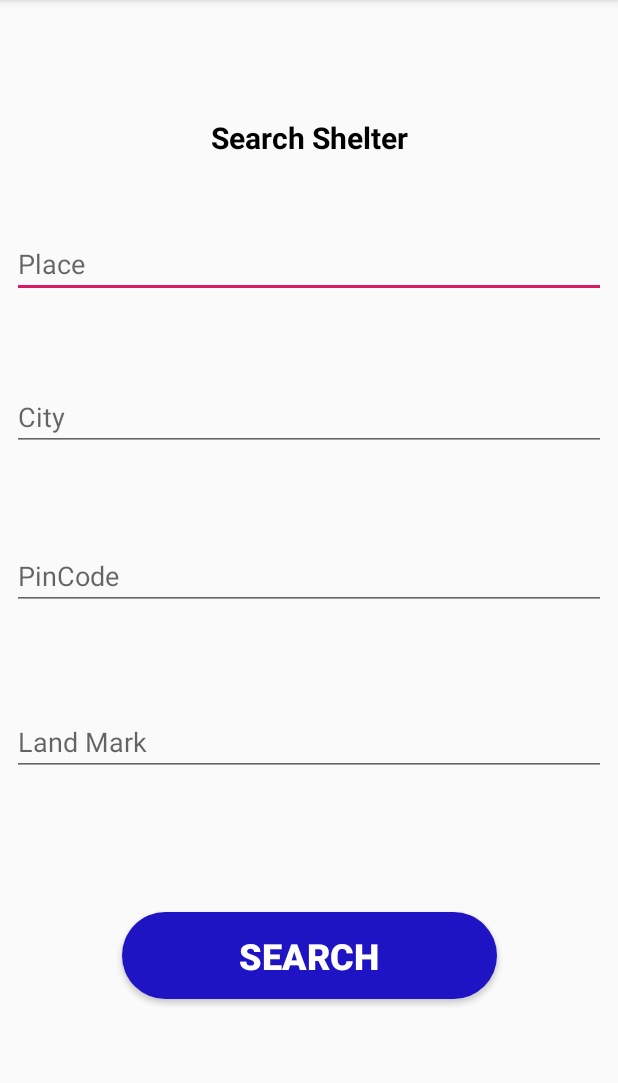
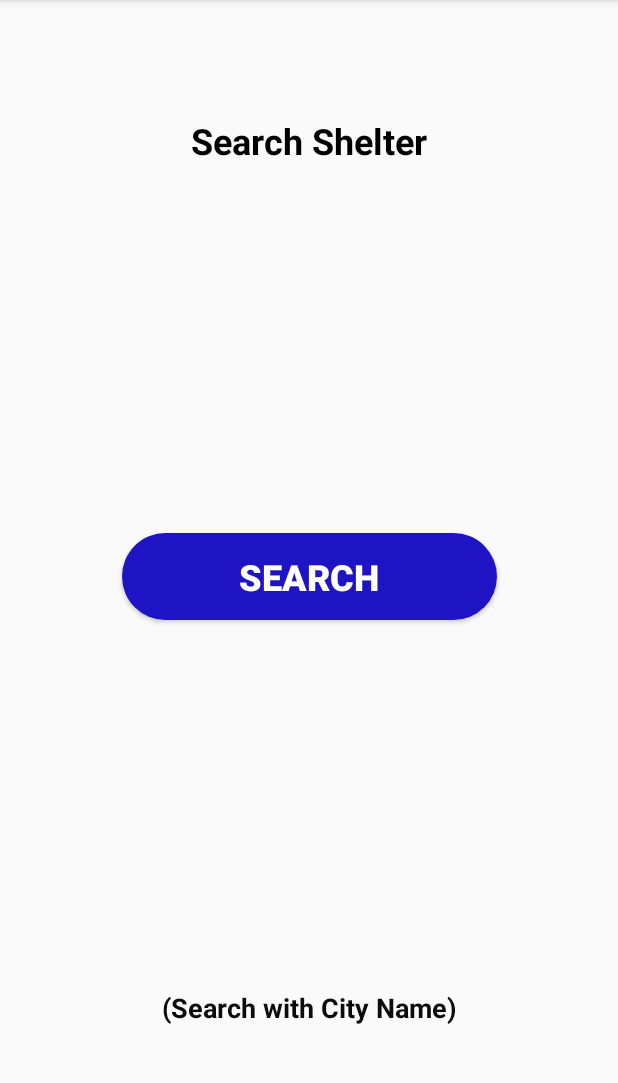
Before and after one commit to vinodbadgujar/GetShelter, an Android app: the CustomerPage screen opened directly, with no data from a screen before it, on a phone screen of 412 x 824 dp, the part 84-1167 px from its top. Run offline under Robolectric (Android 15) with nearby library versions, the phone set to English and light mode, and no system bars; Roboto replaces fonts that are not available here.

Commit message:
second last commit

```diff
--- a/app/build.gradle
+++ b/app/build.gradle
@@ -22,11 +22,10 @@ android {
 dependencies {
     implementation fileTree(dir: 'libs', include: ['*.jar'])
     implementation 'com.android.support.constraint:constraint-layout:1.1.3'
-    implementation 'com.google.firebase:firebase-database:19.1.0'
-    implementation 'com.google.firebase:firebase-auth:19.1.0'
+    implementation 'com.google.firebase:firebase-database:16.0.4'
+    implementation 'com.google.firebase:firebase-auth:16.0.5'
     testImplementation 'junit:junit:4.12'
     androidTestImplementation 'com.android.support.test.espresso:espresso-core:3.0.2'
-    implementation 'com.google.firebase:firebase-storage:19.1.0'
     implementation 'com.android.support:appcompat-v7:28.0.0'
     implementation 'com.karumi:dexter:5.0.0'
     implementation 'com.google.firebase:firebase-storage:16.0.4'
--- a/app/src/main/java/com/example/hello/getshelter/CustomerPage.java
+++ b/app/src/main/java/com/example/hello/getshelter/CustomerPage.java
@@ -18,7 +18,7 @@ public class  CustomerPage extends AppCompatActivity {
         ActionBar actionBar= getSupportActionBar();
         actionBar.setDisplayShowHomeEnabled(true);
         actionBar.setIcon(R.mipmap.ic_launcher);
-        b1 = (Button) findViewById(R.id.button2);
+        b1 = (Button) findViewById(R.id.cust_search);
 
 
     }
--- a/app/src/main/res/layout/activity_customer__sign_up.xml
+++ b/app/src/main/res/layout/activity_customer__sign_up.xml
@@ -18,7 +18,6 @@
         android:layout_marginBottom="8dp"
         android:background="@drawable/button_style"
         android:text="Sign Up"
-        android:onClick="registerCustomer"
         android:textColor="#FFFFFF"
         android:textStyle="bold"
         app:layout_constraintBottom_toBottomOf="parent"
--- a/app/src/main/res/layout/activity_customer_page.xml
+++ b/app/src/main/res/layout/activity_customer_page.xml
@@ -5,26 +5,6 @@
     android:layout_width="match_parent"
     android:layout_height="match_parent"
     tools:context=".CustomerPage">
-    <EditText
-        android:id="@+id/cust_shelterplace"
-        android:layout_width="0dp"
-        android:layout_height="wrap_content"
-        android:layout_marginStart="8dp"
-        android:layout_marginLeft="8dp"
-        android:layout_marginTop="8dp"
-        android:layout_marginEnd="8dp"
-        android:layout_marginRight="8dp"
-        android:layout_marginBottom="8dp"
-        android:ems="10"
-        android:hint="Place"
-        android:inputType="textPersonName"
-        android:textSize="18sp"
-        app:layout_constraintBottom_toBottomOf="parent"
-        app:layout_constraintEnd_toEndOf="parent"
-        app:layout_constraintHorizontal_bias="0.0"
-        app:layout_constraintStart_toStartOf="parent"
-        app:layout_constraintTop_toTopOf="parent"
-        app:layout_constraintVertical_bias="0.206" />
 
     <TextView
         android:id="@+id/cust_shelterdetails"
@@ -32,7 +12,7 @@
         android:layout_height="wrap_content"
         android:text="Search Shelter"
         android:textColor="#000000"
-        android:textSize="20sp"
+        android:textSize="24sp"
         android:textStyle="bold"
         app:layout_constraintBottom_toBottomOf="parent"
         app:layout_constraintEnd_toEndOf="parent"
@@ -40,76 +20,33 @@
         app:layout_constraintTop_toTopOf="parent"
         app:layout_constraintVertical_bias="0.105" />
 
-    <EditText
-        android:id="@+id/cust_sheltercity"
-        android:layout_width="0dp"
-        android:layout_height="wrap_content"
-        android:layout_marginStart="8dp"
-        android:layout_marginLeft="8dp"
-        android:layout_marginTop="8dp"
-        android:layout_marginEnd="8dp"
-        android:layout_marginRight="8dp"
-        android:layout_marginBottom="8dp"
-        android:ems="10"
-        android:hint="City"
-        android:inputType="textPersonName"
-        app:layout_constraintBottom_toBottomOf="parent"
-        app:layout_constraintEnd_toEndOf="parent"
-        app:layout_constraintStart_toStartOf="parent"
-        app:layout_constraintTop_toTopOf="parent"
-        app:layout_constraintVertical_bias="0.35000002" />
-
-    <EditText
-        android:id="@+id/cust_pincode"
-        android:layout_width="0dp"
-        android:layout_height="wrap_content"
-        android:layout_marginStart="8dp"
-        android:layout_marginLeft="8dp"
-        android:layout_marginTop="8dp"
-        android:layout_marginEnd="8dp"
-        android:layout_marginRight="8dp"
-        android:layout_marginBottom="8dp"
-        android:ems="10"
-        android:hint="PinCode"
-        android:inputType="numberDecimal"
-        app:layout_constraintBottom_toBottomOf="parent"
-        app:layout_constraintEnd_toEndOf="parent"
-        app:layout_constraintStart_toStartOf="parent"
-        app:layout_constraintTop_toTopOf="parent" />
-
-    <EditText
-        android:id="@+id/cust_landmark"
-        android:layout_width="0dp"
-        android:layout_height="wrap_content"
-        android:layout_marginStart="8dp"
-        android:layout_marginLeft="8dp"
-        android:layout_marginTop="8dp"
-        android:layout_marginEnd="8dp"
-        android:layout_marginRight="8dp"
-        android:layout_marginBottom="8dp"
-        android:ems="10"
-        android:hint="Land Mark"
-        android:inputType="textPersonName"
-        app:layout_constraintBottom_toBottomOf="parent"
-        app:layout_constraintEnd_toEndOf="parent"
-        app:layout_constraintStart_toStartOf="parent"
-        app:layout_constraintTop_toTopOf="parent"
-        app:layout_constraintVertical_bias="0.657" />
-
     <Button
         android:id="@+id/cust_search"
         android:layout_width="wrap_content"
         android:layout_height="wrap_content"
         android:background="@drawable/button_style"
-        android:text="Search"
         android:onClick="search"
+        android:text="search"
         android:textColor="#FFFFFF"
         android:textSize="24sp"
         android:textStyle="bold"
         app:layout_constraintBottom_toBottomOf="parent"
         app:layout_constraintEnd_toEndOf="parent"
         app:layout_constraintStart_toStartOf="parent"
+        app:layout_constraintTop_toTopOf="parent" />
+
+    <TextView
+        android:id="@+id/textView2"
+        android:layout_width="wrap_content"
+        android:layout_height="wrap_content"
+        android:text="(Search with City Name)"
+        android:textColor="#0C0C0C"
+        android:textSize="18sp"
+        android:textStyle="bold"
+        app:layout_constraintBottom_toBottomOf="parent"
+        app:layout_constraintEnd_toEndOf="parent"
+        app:layout_constraintStart_toStartOf="parent"
         app:layout_constraintTop_toTopOf="parent"
-        app:layout_constraintVertical_bias="0.856" />
+        app:layout_constraintVertical_bias="0.887" />
 
 </android.support.constraint.ConstraintLayout>
```
Also changed, not shown: app/src/main/java/com/example/hello/getshelter/Customer_SignUp.java (+9 -7 lines), app/src/main/java/com/example/hello/getshelter/Product.java (+59 -30 lines), app/src/main/java/com/example/hello/getshelter/ProductAdapter.java (+24 -32 lines), app/src/main/java/com/example/hello/getshelter/Search_Result.java (+71 -31 lines), app/src/main/java/com/example/hello/getshelter/addShelter.java (+21 -1 lines), app/src/main/java/com/example/hello/getshelter/all_Shelters.java (+17 -10 lines), app/src/main/res/layout/activity_add_shelter.xml (+25 -3 lines), app/src/main/res/layout/activity_all__shelters.xml (+25 -28 lines), app/src/main/res/layout/activity_search__result.xml (+18 -10 lines), app/src/main/res/layout/list_view.xml (+13 -18 lines), app/src/main/java/com/example/hello/getshelter/addimage.java (indentation only).
